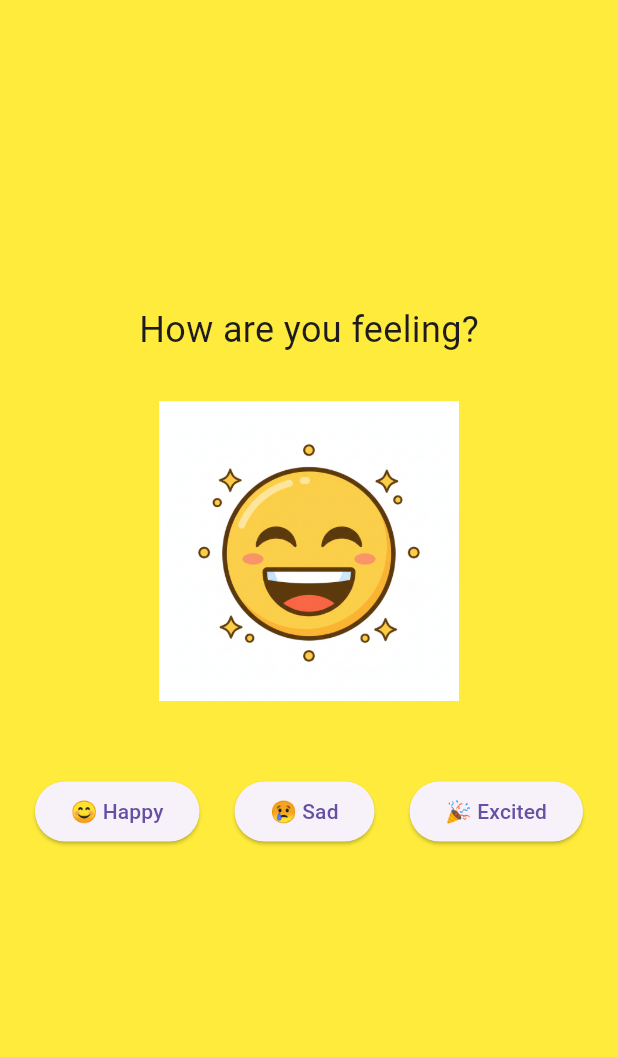
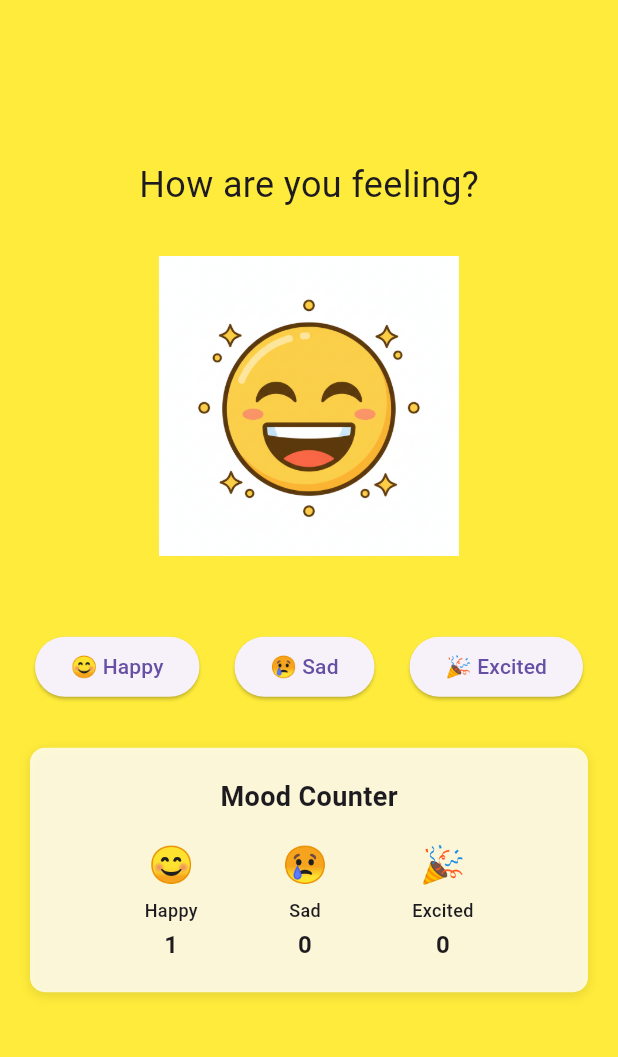
Before and after one commit to jithu2111/act7, a Flutter app: the screen it shows after launch, on a phone screen of 412 x 824 dp, the part 84-1141 px from its top. Run offline on Flutter 3.47's test engine with Material 3 defaults, Android fonts, the phone set to English and light mode, and no system bars.

Commit message:
Mood Counter

```diff
--- a/lib/main.dart
+++ b/lib/main.dart
@@ -13,25 +13,34 @@
 class MoodModel with ChangeNotifier {
   String _currentMood = 'Happy.png';
   Color _backgroundColor = Colors.yellow;
+  Map<String, int> _moodCounts = {
+    'Happy': 1,
+    'Sad': 0,
+    'Excited': 0,
+  };
 
   String get currentMood => _currentMood;
   Color get backgroundColor => _backgroundColor;
+  Map<String, int> get moodCounts => _moodCounts;
 
   void setHappy() {
     _currentMood = 'Happy.png';
     _backgroundColor = Colors.yellow;
+    _moodCounts['Happy'] = _moodCounts['Happy']! + 1;
     notifyListeners();
   }
 
   void setSad() {
     _currentMood = 'Sad.png';
     _backgroundColor = Colors.blue;
+    _moodCounts['Sad'] = _moodCounts['Sad']! + 1;
     notifyListeners();
   }
 
   void setExcited() {
     _currentMood = 'Excited.png';
     _backgroundColor = Colors.orange;
+    _moodCounts['Excited'] = _moodCounts['Excited']! + 1;
     notifyListeners();
   }
 }
@@ -65,6 +74,8 @@
                 MoodDisplay(),
                 SizedBox(height: 50),
                 MoodButtons(),
+                SizedBox(height: 30),
+                MoodCounter(),
               ],
             ),
           ),
@@ -120,3 +131,70 @@
     );
   }
 }
+
+// Widget that displays mood counters
+class MoodCounter extends StatelessWidget {
+  @override
+  Widget build(BuildContext context) {
+    return Consumer<MoodModel>(
+      builder: (context, moodModel, child) {
+        return Container(
+          padding: EdgeInsets.all(20),
+          margin: EdgeInsets.symmetric(horizontal: 20),
+          decoration: BoxDecoration(
+            color: Colors.white.withOpacity(0.8),
+            borderRadius: BorderRadius.circular(10),
+            boxShadow: [
+              BoxShadow(
+                color: Colors.black.withOpacity(0.1),
+                blurRadius: 5,
+                offset: Offset(0, 2),
+              ),
+            ],
+          ),
+          child: Column(
+            children: [
+              Text(
+                'Mood Counter',
+                style: TextStyle(
+                  fontSize: 18,
+                  fontWeight: FontWeight.bold,
+                ),
+              ),
+              SizedBox(height: 15),
+              Row(
+                mainAxisAlignment: MainAxisAlignment.spaceEvenly,
+                children: [
+                  _buildCounterItem('😊', 'Happy', moodModel.moodCounts['Happy']!),
+                  _buildCounterItem('😢', 'Sad', moodModel.moodCounts['Sad']!),
+                  _buildCounterItem('🎉', 'Excited', moodModel.moodCounts['Excited']!),
+                ],
+              ),
+            ],
+          ),
+        );
+      },
+    );
+  }
+
+  Widget _buildCounterItem(String emoji, String mood, int count) {
+    return Column(
+      children: [
+        Text(
+          emoji,
+          style: TextStyle(fontSize: 24),
+        ),
+        SizedBox(height: 5),
+        Text(
+          mood,
+          style: TextStyle(fontSize: 12, fontWeight: FontWeight.w500),
+        ),
+        SizedBox(height: 3),
+        Text(
+          '$count',
+          style: TextStyle(fontSize: 16, fontWeight: FontWeight.bold),
+        ),
+      ],
+    );
+  }
+}
```
